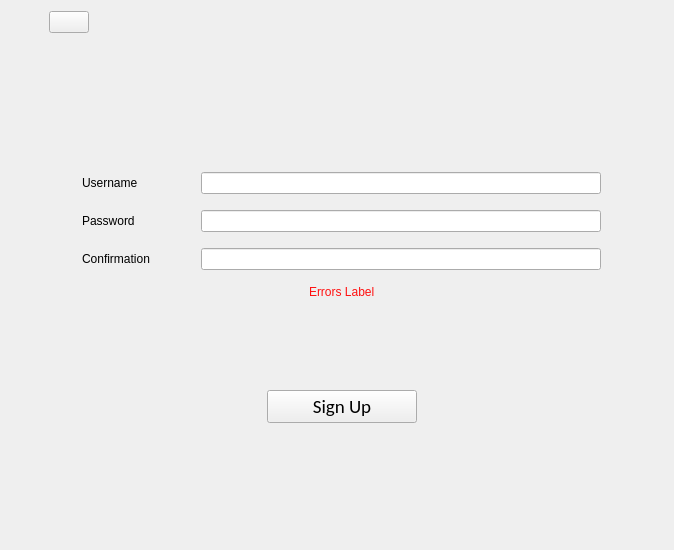
The window that signUpFrame.ui (blackpill0w/Password-Manager) describes before a commit, drawn with Qt 5.
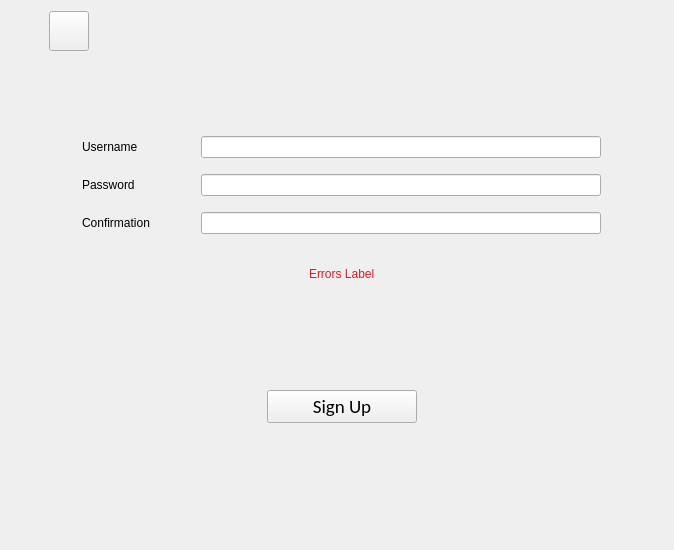
The same window after the commit. Icons and pictures are not drawn.

Commit message: Added Logged In Frame & Basic Sign Up Verification

Patch:
```diff
--- a/signUpFrame.ui
+++ b/signUpFrame.ui
@@ -56,10 +56,13 @@
        <property name="orientation">
         <enum>Qt::Vertical</enum>
        </property>
+       <property name="sizeType">
+        <enum>QSizePolicy::Fixed</enum>
+       </property>
        <property name="sizeHint" stdset="0">
         <size>
          <width>20</width>
-         <height>40</height>
+         <height>70</height>
         </size>
        </property>
       </spacer>
@@ -218,14 +221,20 @@
      </item>
      <item alignment="Qt::AlignHCenter">
       <widget class="QLabel" name="errorsLabel">
+       <property name="sizePolicy">
+        <sizepolicy hsizetype="Preferred" vsizetype="Fixed">
+         <horstretch>0</horstretch>
+         <verstretch>0</verstretch>
+        </sizepolicy>
+       </property>
        <property name="maximumSize">
         <size>
-         <width>400</width>
-         <height>20</height>
+         <width>200</width>
+         <height>50</height>
         </size>
        </property>
        <property name="text">
-        <string>&lt;html&gt;&lt;head/&gt;&lt;body&gt;&lt;p&gt;&lt;span style=&quot; color:#ff1111;&quot;&gt;Errors Label&lt;/span&gt;&lt;/p&gt;&lt;/body&gt;&lt;/html&gt;</string>
+        <string>&lt;html&gt;&lt;head/&gt;&lt;body&gt;&lt;p&gt;&lt;span style=&quot; color:#e01b24;&quot;&gt;Errors Label&lt;/span&gt;&lt;/p&gt;&lt;/body&gt;&lt;/html&gt;</string>
        </property>
       </widget>
      </item>
@@ -235,7 +244,7 @@
         <enum>Qt::Vertical</enum>
        </property>
        <property name="sizeType">
-        <enum>QSizePolicy::Minimum</enum>
+        <enum>QSizePolicy::Fixed</enum>
        </property>
        <property name="sizeHint" stdset="0">
         <size>
```
Left out of the diff: 7 changed lines with no effect on the pictures. The commit also changes 8 other files.
